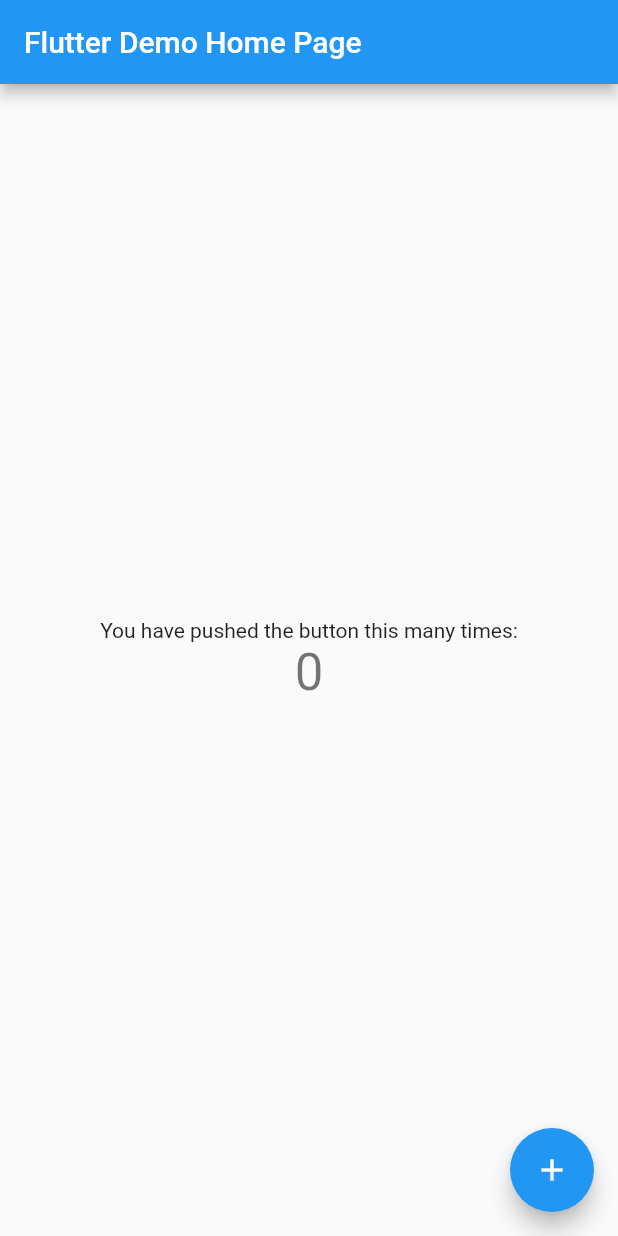
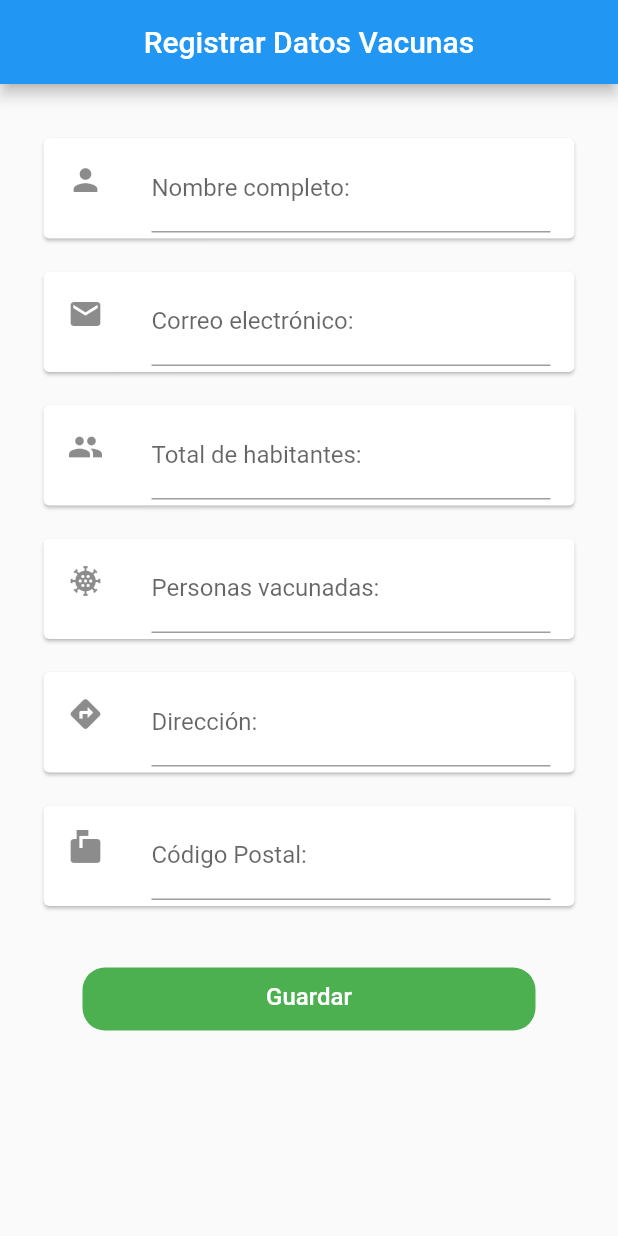
Before and after one commit to BenjaminHernandez24/ProyectFlutter, a Flutter app: the screen it shows after launch, on a phone screen of 412 x 824 dp. Run offline on Flutter 3.47's test engine with Material 2 defaults, Android fonts, the phone set to English and light mode, and no system bars.

Commit message:
Formulario creado

```diff
--- a/lib/main.dart
+++ b/lib/main.dart
@@ -1,115 +1,193 @@
 import 'package:flutter/material.dart';
 
+//Programa nuevo, a editar y subir
 void main() {
-  runApp(const MyApp());
+  var registro = new RegisterPage();
+  runApp(registro);
 }
 
-class MyApp extends StatelessWidget {
-  const MyApp({Key? key}) : super(key: key);
+GlobalKey<FormState> keyForm = new GlobalKey();
 
-  // This widget is the root of your application.
+class RegisterPage extends StatefulWidget {
+  @override
+  State<RegisterPage> createState() => _RegisterPageState();
+}
+
+class _RegisterPageState extends State<RegisterPage> {
+//Variables
+  TextEditingController nombreCtrl = new TextEditingController();
+  TextEditingController correoCtrl = new TextEditingController();
+  TextEditingController numHabCtrl = new TextEditingController();
+  TextEditingController numVacCtrl = new TextEditingController();
+  TextEditingController direcionCtrl = new TextEditingController();
+  TextEditingController postalCtrl = new TextEditingController();
+
   @override
   Widget build(BuildContext context) {
     return MaterialApp(
-      title: 'Flutter Demo',
-      theme: ThemeData(
-        // This is the theme of your application.
-        //
-        // Try running your application with "flutter run". You'll see the
-        // application has a blue toolbar. Then, without quitting the app, try
-        // changing the primarySwatch below to Colors.green and then invoke
-        // "hot reload" (press "r" in the console where you ran "flutter run",
-        // or simply save your changes to "hot reload" in a Flutter IDE).
-        // Notice that the counter didn't reset back to zero; the application
-        // is not restarted.
-        primarySwatch: Colors.blue,
+      home: new Scaffold(
+        appBar: new AppBar(
+          title: new Text('Registrar Datos Vacunas'),
+          centerTitle: true,
+        ),
+        body: new SingleChildScrollView(
+          child: new Container(
+            margin: new EdgeInsets.all(25.0),
+            child: new Form(
+              key: keyForm,
+              child: formUI(),
+            ),
+          ),
+        ),
       ),
-      home: const MyHomePage(title: 'Flutter Demo Home Page'),
     );
   }
-}
 
-class MyHomePage extends StatefulWidget {
-  const MyHomePage({Key? key, required this.title}) : super(key: key);
-
-  // This widget is the home page of your application. It is stateful, meaning
-  // that it has a State object (defined below) that contains fields that affect
-  // how it looks.
-
-  // This class is the configuration for the state. It holds the values (in this
-  // case the title) provided by the parent (in this case the App widget) and
-  // used by the build method of the State. Fields in a Widget subclass are
-  // always marked "final".
-
-  final String title;
-
-  @override
-  State<MyHomePage> createState() => _MyHomePageState();
-}
-
-class _MyHomePageState extends State<MyHomePage> {
-  int _counter = 0;
-
-  void _incrementCounter() {
-    setState(() {
-      // This call to setState tells the Flutter framework that something has
-      // changed in this State, which causes it to rerun the build method below
-      // so that the display can reflect the updated values. If we changed
-      // _counter without calling setState(), then the build method would not be
-      // called again, and so nothing would appear to happen.
-      _counter++;
-    });
+  formItemsDesign(icon, item) {
+    return Padding(
+      padding: EdgeInsets.symmetric(vertical: 7),
+      child: Card(child: ListTile(leading: Icon(icon), title: item)),
+    );
   }
 
-  @override
-  Widget build(BuildContext context) {
-    // This method is rerun every time setState is called, for instance as done
-    // by the _incrementCounter method above.
-    //
-    // The Flutter framework has been optimized to make rerunning build methods
-    // fast, so that you can just rebuild anything that needs updating rather
-    // than having to individually change instances of widgets.
-    return Scaffold(
-      appBar: AppBar(
-        // Here we take the value from the MyHomePage object that was created by
-        // the App.build method, and use it to set our appbar title.
-        title: Text(widget.title),
-      ),
-      body: Center(
-        // Center is a layout widget. It takes a single child and positions it
-        // in the middle of the parent.
-        child: Column(
-          // Column is also a layout widget. It takes a list of children and
-          // arranges them vertically. By default, it sizes itself to fit its
-          // children horizontally, and tries to be as tall as its parent.
-          //
-          // Invoke "debug painting" (press "p" in the console, choose the
-          // "Toggle Debug Paint" action from the Flutter Inspector in Android
-          // Studio, or the "Toggle Debug Paint" command in Visual Studio Code)
-          // to see the wireframe for each widget.
-          //
-          // Column has various properties to control how it sizes itself and
-          // how it positions its children. Here we use mainAxisAlignment to
-          // center the children vertically; the main axis here is the vertical
-          // axis because Columns are vertical (the cross axis would be
-          // horizontal).
-          mainAxisAlignment: MainAxisAlignment.center,
-          children: <Widget>[
-            const Text(
-              'You have pushed the button this many times:',
-            ),
-            Text(
-              '$_counter',
-              style: Theme.of(context).textTheme.headline4,
-            ),
-          ],
-        ),
-      ),
-      floatingActionButton: FloatingActionButton(
-        onPressed: _incrementCounter,
-        tooltip: 'Increment',
-        child: const Icon(Icons.add),
-      ), // This trailing comma makes auto-formatting nicer for build methods.
+  //Todo nuestro formulario
+  Widget formUI() {
+    return Column(
+      children: <Widget>[
+        formItemsDesign(
+            Icons.person,
+            TextFormField(
+              controller: nombreCtrl,
+              decoration: new InputDecoration(
+                labelText: 'Nombre completo:',
+              ),
+              validator: validateName,
+            )),
+        formItemsDesign(
+            Icons.email,
+            TextFormField(
+              controller: correoCtrl,
+              decoration: new InputDecoration(
+                labelText: 'Correo electrónico:',
+              ),
+              validator: validateEmail,
+            )),
+        formItemsDesign(
+            Icons.people,
+            TextFormField(
+              controller: numHabCtrl,
+              decoration: new InputDecoration(
+                labelText: 'Total de habitantes:',
+              ),
+              keyboardType: TextInputType.phone,
+              validator: validateNumeroVacio,
+            )),
+        formItemsDesign(
+            Icons.coronavirus_sharp,
+            TextFormField(
+              controller: numVacCtrl,
+              decoration: new InputDecoration(
+                labelText: 'Personas vacunadas:',
+              ),
+              keyboardType: TextInputType.phone,
+              validator: validateNumeroVacio,
+            )),
+        formItemsDesign(
+            Icons.directions,
+            TextFormField(
+              controller: direcionCtrl,
+              decoration: new InputDecoration(
+                labelText: 'Dirección:',
+              ),
+              validator: validateCadenaVacia,
+            )),
+        formItemsDesign(
+            Icons.markunread_mailbox,
+            TextFormField(
+              controller: postalCtrl,
+              decoration: new InputDecoration(
+                labelText: 'Código Postal:',
+              ),
+              validator: validateNumeroVacio,
+            )),
+        GestureDetector(
+            onTap: () {
+              save();
+            },
+            child: Container(
+              margin: new EdgeInsets.all(30.0),
+              alignment: Alignment.center,
+              decoration: ShapeDecoration(
+                shape: RoundedRectangleBorder(
+                    borderRadius: BorderRadius.circular(15.0)),
+                color: Colors.green,
+              ),
+              child: Text("Guardar",
+                  style: TextStyle(
+                      color: Colors.white,
+                      fontSize: 16,
+                      fontWeight: FontWeight.w500)),
+              padding: EdgeInsets.only(top: 10, bottom: 13),
+            ))
+      ],
     );
   }
+
+  String? validateName(String? value) {
+    String pattern = r'(^[a-zA-Z ]*[a-zA-Z]$)';
+    RegExp regExp = new RegExp(pattern);
+    if (value!.length == 0) {
+      return "Ingrese un nombre.";
+    } else if ((value[value.length - 1] == " ") & (value.trim().length > 1)) {
+      return "Sin espacios al final.";
+    } else if (!regExp.hasMatch(value)) {
+      return "Ingrese un nombre válido.";
+    }
+  }
+
+  String? validateCadenaVacia(String? value) {
+    String patttern = r'(^[a-zA-Z][\w\W]*[a-zA-Z0-9]$)';
+    RegExp regExp = new RegExp(patttern);
+    if (value!.length == 0) {
+      return "No puede dejar el campo vacío.";
+    } else if ((value[value.length - 1] == " ") & (value.trim().length > 1)) {
+      return "Sin espacios al final.";
+    } else if (!regExp.hasMatch(value)) {
+      return "Ingrese datos válidos.";
+    }
+  }
+
+  String? validateNumeroVacio(String? value) {
+    String patttern = r'(^[0-9]*$)';
+    RegExp regExp = new RegExp(patttern);
+    if (value!.length == 0) {
+      return "No puede dejar el campo vacío.";
+    } else if (!regExp.hasMatch(value)) {
+      return "Sólo se aceptan números.";
+    }
+  }
+
+  String? validateEmail(String? value) {
+    String pattern =
+        r'(^(([^<>()[\]\\.,;:\s@\"]+(\.[^<>()[\]\\.,;:\s@\"]+)*)|(\".+\"))@((\[[0-9]{1,3}\.[0-9]{1,3}\.[0-9]{1,3}\.[0-9]{1,3}\])|(([a-zA-Z\-0-9]+\.)+[a-zA-Z]{2,}))$)';
+    RegExp regExp = new RegExp(pattern);
+    if (value!.length == 0) {
+      return "Ingrese un correo electrónico.";
+    } else if (!regExp.hasMatch(value)) {
+      return "Correo inválido";
+    }
+  }
+
+  //Funciones y metodos
+  save() {
+    if (keyForm.currentState!.validate()) {
+      print("Nombre: ${nombreCtrl.text}");
+      print("Correo: ${correoCtrl.text}");
+      print("Numero de habitantes: ${numHabCtrl.text}");
+      print("Vacunados: ${numVacCtrl.text}");
+      print("Direccion: ${direcionCtrl.text}");
+      print("CP: ${postalCtrl.text}");
+      keyForm.currentState!.reset();
+    }
+  }
 }
--- a/pubspec.yaml
+++ b/pubspec.yaml
@@ -30,10 +30,12 @@
   flutter:
     sdk: flutter
 
+  #sweet_alert_dialogs: "^0.1.0"
 
   # The following adds the Cupertino Icons font to your application.
   # Use with the CupertinoIcons class for iOS style icons.
   cupertino_icons: ^1.0.2
+  #sweetalert: ^0.0.1
 
 dev_dependencies:
   flutter_test:
```
Also changed, not shown: 1 other file.
